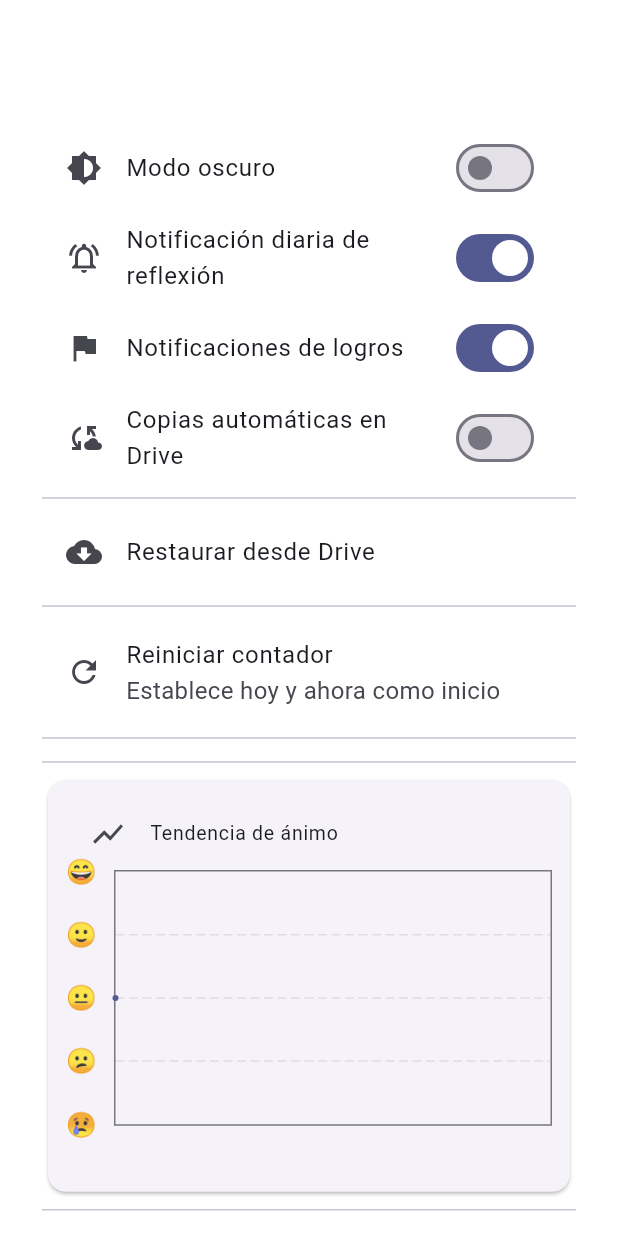
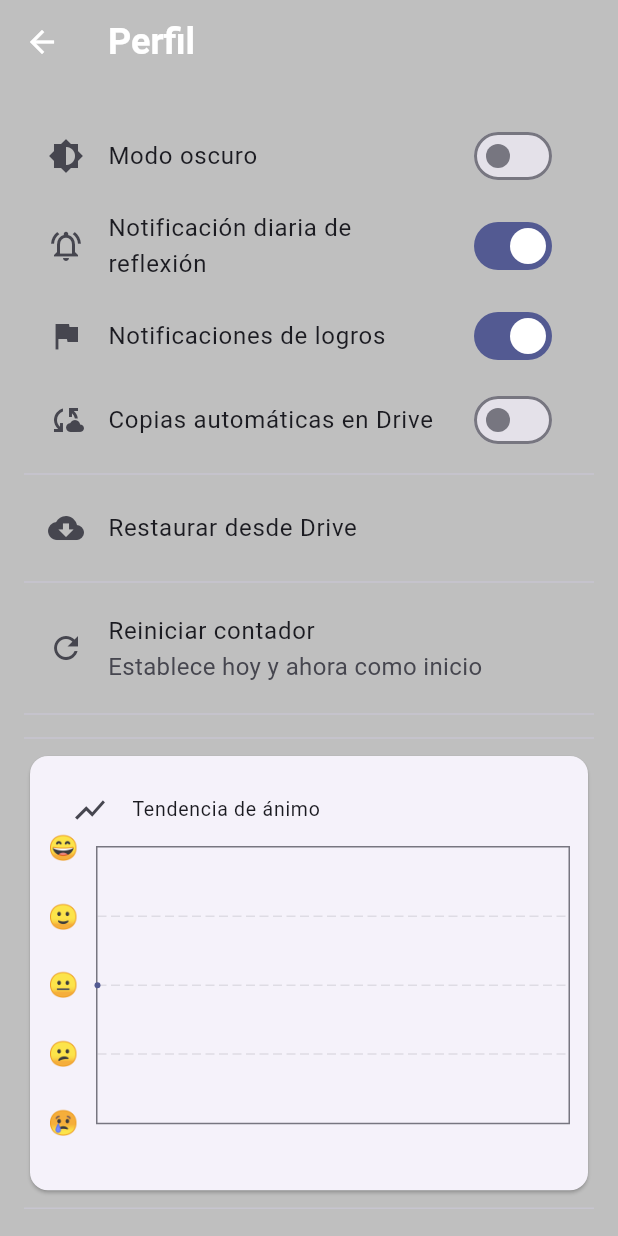
Before and after one commit to javiercamaraezquerra/Undiamas, a Flutter app: the ProfileScreen screen opened directly, on a phone screen of 412 x 824 dp. Run offline on Flutter 3.47's test engine with Material 3 defaults, Android fonts, the phone set to English and light mode, and no system bars; drawn by our look-alikes of fl_chart; our stand-ins replace flutter_local_notifications, flutter_markdown, flutter_secure_storage, google_mobile_ads, google_sign_in, hive and 4 more; missing offline and left inert: googleapis; accounts and stored records are empty.

Commit message:
Update profile_screen.dart

```diff
--- a/lib/screens/profile_screen.dart
+++ b/lib/screens/profile_screen.dart
@@ -1,5 +1,3 @@
-import 'dart:ui';
-
 import 'package:flutter/material.dart';
 import 'package:flutter/services.dart' show SystemNavigator;
 import 'package:flutter_secure_storage/flutter_secure_storage.dart';
@@ -310,8 +308,8 @@ class _ProfileScreenState extends State<ProfileScreen> {
   @override
   Widget build(BuildContext context) {
     final bool dark = Theme.of(context).brightness == Brightness.dark;
-    final Color panelColor =
-        (dark ? Colors.black : Colors.white).withOpacity(0.82);
+    final Color scrimColor =
+        dark ? Colors.black.withOpacity(0.55) : Colors.black.withOpacity(0.25);
 
     return Scaffold(
       extendBodyBehindAppBar: true,
@@ -321,32 +319,25 @@ class _ProfileScreenState extends State<ProfileScreen> {
         backgroundColor: Colors.transparent,
         elevation: 0,
       ),
-      body: SafeArea(
+      body: Stack(
+        children: [
+          Positioned.fill(child: Container(color: scrimColor)),
+          SafeArea(
             top: true,
             bottom: true,
-        child: Padding(
-          padding: const EdgeInsets.all(12),
-          child: ClipRRect(
-            borderRadius: BorderRadius.circular(20),
-            child: BackdropFilter(
-              filter: ImageFilter.blur(sigmaX: 12, sigmaY: 12),
-              child: Container(
-                color: panelColor,
             child: ListView(
-                  padding: const EdgeInsets.all(16),
+              padding: const EdgeInsets.symmetric(horizontal: 16, vertical: 20),
               children: [
-                    /* Toggles y acciones */
                 ListTile(
                   leading: const Icon(Icons.brightness_6),
                   title: const Text('Modo oscuro'),
-                      trailing: Switch(
-                          value: _isDark, onChanged: _toggleTheme),
+                  trailing: Switch(value: _isDark, onChanged: _toggleTheme),
                 ),
                 ListTile(
                   leading: const Icon(Icons.notifications_active_outlined),
                   title: const Text('Notificación diaria de reflexión'),
-                      trailing: Switch(
-                          value: _notifDaily, onChanged: _toggleDailyNotif),
+                  trailing:
+                      Switch(value: _notifDaily, onChanged: _toggleDailyNotif),
                 ),
                 ListTile(
                   leading: const Icon(Icons.flag),
@@ -358,8 +349,8 @@ class _ProfileScreenState extends State<ProfileScreen> {
                 ListTile(
                   leading: const Icon(Icons.cloud_sync),
                   title: const Text('Copias automáticas en Drive'),
-                      trailing: Switch(
-                          value: _autoBackup, onChanged: _toggleAutoBackup),
+                  trailing:
+                      Switch(value: _autoBackup, onChanged: _toggleAutoBackup),
                 ),
                 const Divider(),
                 ListTile(
@@ -371,8 +362,7 @@ class _ProfileScreenState extends State<ProfileScreen> {
                 ListTile(
                   leading: const Icon(Icons.refresh),
                   title: const Text('Reiniciar contador'),
-                      subtitle:
-                          const Text('Establece hoy y ahora como inicio'),
+                  subtitle: const Text('Establece hoy y ahora como inicio'),
                   onTap: _resetSoberDate,
                 ),
                 const Divider(),
@@ -381,20 +371,17 @@ class _ProfileScreenState extends State<ProfileScreen> {
                 _buildMoodSection(),
                 const Divider(),
                 ListTile(
-                      leading:
-                          const Icon(Icons.delete_forever, color: Colors.red),
+                  leading: const Icon(Icons.delete_forever, color: Colors.red),
                   title: const Text('Eliminar cuenta y datos',
                       style: TextStyle(color: Colors.red)),
                   onTap: _deleteAccountAndData,
                 ),
-                    const SizedBox(height: 16),
+                const SizedBox(height: 18),
                 _buildDisclaimer(),
               ],
             ),
           ),
-            ),
-          ),
-        ),
+        ],
       ),
     );
   }
@@ -461,8 +448,8 @@ class _ProfileScreenState extends State<ProfileScreen> {
     return Text(
       _kDisclaimer,
       style: Theme.of(context).textTheme.bodyMedium?.copyWith(
-            fontSize: 13.5,
-            color: Theme.of(context).colorScheme.onSurface.withOpacity(0.8),
+            fontSize: 14,
+            color: Theme.of(context).colorScheme.onSurface.withOpacity(0.9),
           ),
       textAlign: TextAlign.justify,
     );
```
Lines whose indentation alone changed are shown as unchanged.
